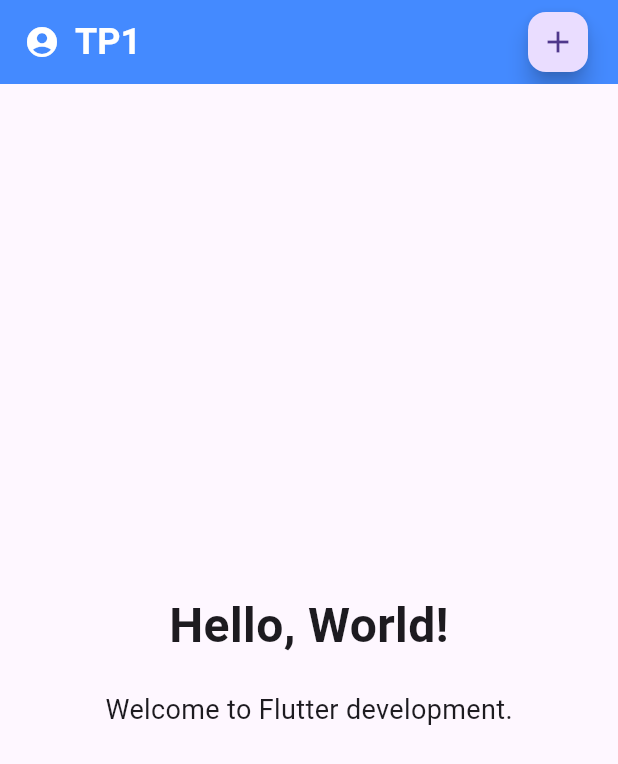
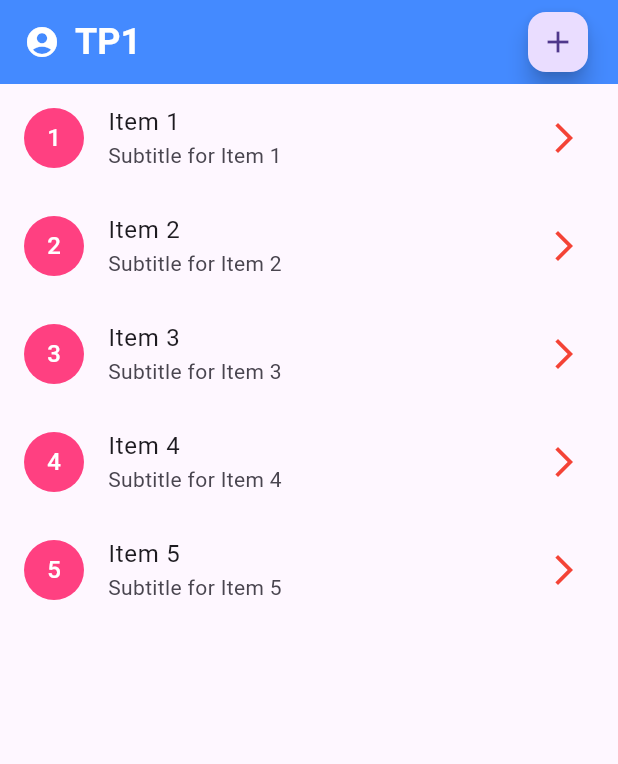
Before and after one commit to AdilEnaanai/fluttersuptech, a Flutter app: the screen it shows after launch, on a phone screen of 412 x 824 dp. Shown: the top 764 px of the screen. Run offline on Flutter 3.47's test engine with Material 3 defaults, Android fonts, the phone set to English and light mode, and no system bars.

Commit message:
List views

```diff
--- a/tp1/lib/main.dart
+++ b/tp1/lib/main.dart
@@ -31,7 +31,9 @@ class myApp extends StatelessWidget {
               Spacer(),
               FloatingActionButton(
                 mini: true,
-                onPressed: () {},
+                onPressed: () {
+                  print('Button Pressed');
+                },
                 child: Icon(Icons.add),
               ),
             ],
@@ -39,20 +41,23 @@ class myApp extends StatelessWidget {
           centerTitle: true,
           backgroundColor: Colors.blueAccent,
         ),
-        body: const Center(
-          child: Column(
-            mainAxisAlignment: MainAxisAlignment.center,
-            children: [
-              Text(
-                'Hello, World!',
-                style: TextStyle(fontSize: 32, fontWeight: FontWeight.bold),
-              ),
-              SizedBox(height: 20),
-              Text(
-                'Welcome to Flutter development.',
-                style: TextStyle(fontSize: 18),
-              ),
-            ],
+        body: Center(
+          child: ListView.builder(
+            itemCount: 5,
+            itemBuilder: (context, index) {
+              return ListTile(
+                leading: CircleAvatar(
+                  backgroundColor: Colors.pinkAccent,
+                  child: Text(
+                    '${index + 1}',
+                    style: TextStyle(color: Colors.white),
+                  ),
+                ),
+                title: Text('Item ${index + 1}'),
+                subtitle: Text('Subtitle for Item ${index + 1}'),
+                trailing: Icon(Icons.arrow_forward_ios, color: Colors.red),
+              );
+            },
           ),
         ),
       ),
```
